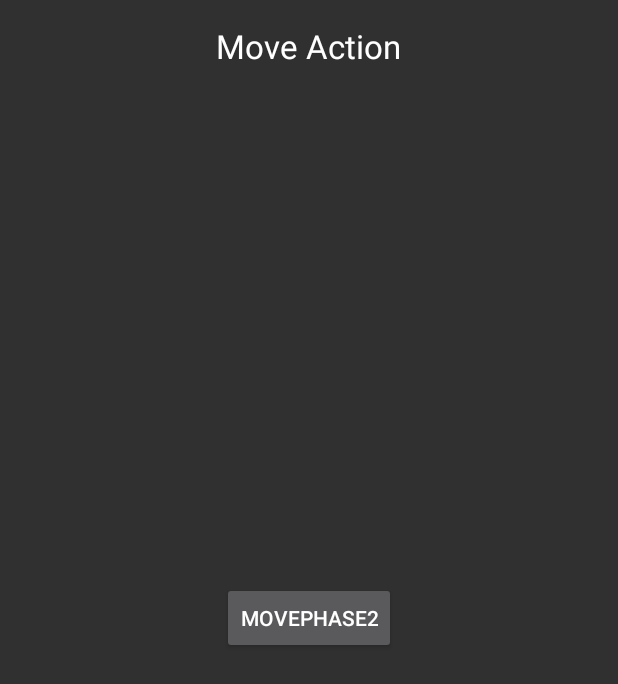
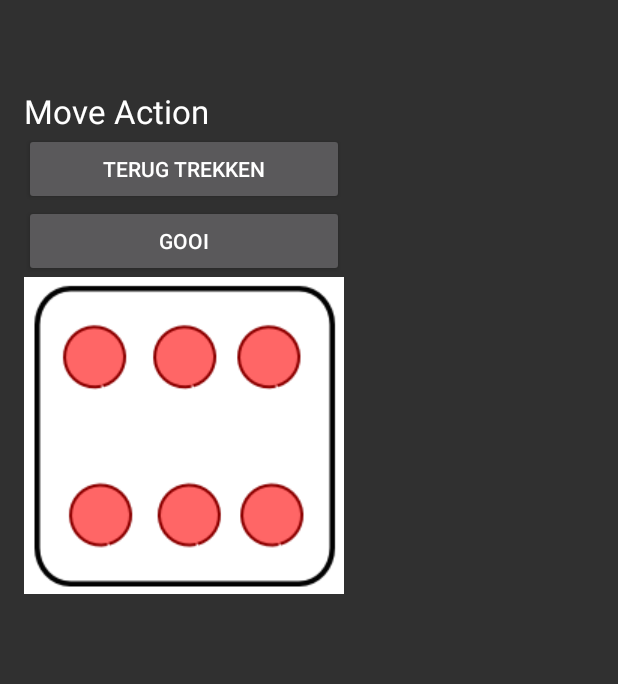
Before and after one commit to henricozondag/RiskElite, an Android app: the MoveAction screen opened directly, with no data from a screen before it, on a phone screen of 412 x 824 dp. Shown: the top 684 px of the screen. Run offline under Robolectric (Android 15) with nearby library versions, the phone set to English and light mode, and no system bars.

Commit message:
Ik kan al 1 dobbelsteen gooien. :)

```diff
--- a/app/src/main/java/mamahetogames/riskelite/MoveAction.java
+++ b/app/src/main/java/mamahetogames/riskelite/MoveAction.java
@@ -1,12 +1,18 @@
 package mamahetogames.riskelite;
 
-import android.content.Intent;
-import android.support.v7.app.AppCompatActivity;
-import android.os.Bundle;
-import android.view.View;
-import android.widget.Button;
+        import android.content.Intent;
+        import android.support.v7.app.AppCompatActivity;
+        import android.os.Bundle;
+        import android.view.View;
+        import android.widget.Button;
+        import android.widget.ImageView;
+
+        import java.util.Random;
 
 public class MoveAction extends AppCompatActivity implements View.OnClickListener{
+
+    int myResult;
+    ImageView imageView2;
 
     @Override
     protected void onCreate(Bundle savedInstanceState) {
@@ -15,6 +21,39 @@ public class MoveAction extends AppCompatActivity implements View.OnClickListene
 
         Button buttonMovePhase2 = (Button) findViewById(R.id.buttonMovePhase2);
         buttonMovePhase2.setOnClickListener(this);
+        Button buttonGooiAttack = (Button) findViewById(R.id.buttonGooiAttack);
+        buttonGooiAttack.setOnClickListener(this);
+        imageView2 = (ImageView)findViewById(R.id.imageView2);;
+    }
+
+    public void rollDice() {
+        myResult = new Random(System.currentTimeMillis()).nextInt(6)+1;
+        switch(myResult){
+            case 1:
+                imageView2.setImageResource(R.mipmap.dice_1);
+                break;
+
+            case 2:
+                imageView2.setImageResource(R.mipmap.dice_2);
+                break;
+
+            case 3:
+                imageView2.setImageResource(R.mipmap.dice_3);
+                break;
+
+            case 4:
+                imageView2.setImageResource(R.mipmap.dice_4);
+                break;
+
+            case 5:
+                imageView2.setImageResource(R.mipmap.dice_5);
+                break;
+
+            case 6:
+                imageView2.setImageResource(R.mipmap.dice_6);
+                break;
+
+        }
     }
 
     @Override
@@ -25,6 +64,9 @@ public class MoveAction extends AppCompatActivity implements View.OnClickListene
                 i = new Intent(this, MovePhase2.class);
                 startActivity(i);
                 break;
+            case R.id.buttonGooiAttack:
+                rollDice();
+                break;
         }
     }
 }
--- a/app/src/main/res/layout/activity_move_action.xml
+++ b/app/src/main/res/layout/activity_move_action.xml
@@ -9,6 +9,14 @@
     android:paddingTop="@dimen/activity_vertical_margin"
     tools:context="mamahetogames.riskelite.MoveAction">
 
+    <TableLayout
+        android:layout_width="match_parent"
+        android:layout_height="match_parent">
+
+        <TableRow
+            android:layout_width="match_parent"
+            android:layout_height="match_parent">
+
             <TextView
                 android:layout_width="wrap_content"
                 android:layout_height="wrap_content"
@@ -16,13 +24,167 @@
                 android:text="Move Action"
                 android:id="@+id/textViewMoveAction"
                 android:layout_alignParentTop="true"
-        android:layout_centerHorizontal="true" />
+                android:layout_alignParentEnd="true"
+                android:layout_marginTop="43dp"
+                android:layout_column="24" />
+        </TableRow>
+
+        <TableRow
+            android:layout_width="match_parent"
+            android:layout_height="match_parent">
+
+        </TableRow>
+
+        <TableRow
+            android:layout_width="wrap_content"
+            android:layout_height="100dp">
+
+        </TableRow>
+
+        <TableRow
+            android:layout_width="match_parent"
+            android:layout_height="match_parent">
 
             <Button
                 android:layout_width="wrap_content"
                 android:layout_height="wrap_content"
-        android:text="MovePhase2"
+                android:text="Terug Trekken"
                 android:id="@+id/buttonMovePhase2"
-        android:layout_centerVertical="true"
-        android:layout_centerHorizontal="true" />
+                android:layout_alignEnd="@+id/textViewMoveAction"
+                android:layout_alignParentBottom="true"
+                android:layout_alignStart="@+id/textViewMoveAction"
+                android:layout_column="24" />
+        </TableRow>
+
+        <TableRow
+            android:layout_width="match_parent"
+            android:layout_height="match_parent">
+
+            <Button
+                style="?android:attr/buttonStyleSmall"
+                android:layout_width="wrap_content"
+                android:layout_height="wrap_content"
+                android:text="Gooi"
+                android:id="@+id/buttonGooiAttack"
+                android:layout_alignEnd="@+id/buttonMovePhase2"
+                android:layout_above="@+id/buttonMovePhase2"
+                android:layout_column="24" />
+        </TableRow>
+
+        <TableRow
+            android:layout_width="match_parent"
+            android:layout_height="match_parent"></TableRow>
+
+        <TableRow
+            android:layout_width="match_parent"
+            android:layout_height="match_parent"></TableRow>
+
+        <TableRow
+            android:layout_width="match_parent"
+            android:layout_height="match_parent"></TableRow>
+
+        <TableRow
+            android:layout_width="match_parent"
+            android:layout_height="match_parent"></TableRow>
+
+        <TableRow
+            android:layout_width="match_parent"
+            android:layout_height="match_parent"></TableRow>
+
+        <TableRow
+            android:layout_width="match_parent"
+            android:layout_height="match_parent"></TableRow>
+
+        <TableRow
+            android:layout_width="match_parent"
+            android:layout_height="match_parent"></TableRow>
+
+        <TableRow
+            android:layout_width="match_parent"
+            android:layout_height="match_parent"></TableRow>
+
+        <TableRow
+            android:layout_width="match_parent"
+            android:layout_height="match_parent"></TableRow>
+
+        <TableRow
+            android:layout_width="match_parent"
+            android:layout_height="match_parent"></TableRow>
+
+        <TableRow
+            android:layout_width="match_parent"
+            android:layout_height="match_parent"></TableRow>
+
+        <TableRow
+            android:layout_width="match_parent"
+            android:layout_height="match_parent"></TableRow>
+
+        <TableRow
+            android:layout_width="match_parent"
+            android:layout_height="match_parent"></TableRow>
+
+        <TableRow
+            android:layout_width="match_parent"
+            android:layout_height="match_parent"></TableRow>
+
+        <TableRow
+            android:layout_width="match_parent"
+            android:layout_height="match_parent">
+
+        </TableRow>
+
+        <TableRow
+            android:layout_width="match_parent"
+            android:layout_height="match_parent"></TableRow>
+
+        <TableRow
+            android:layout_width="match_parent"
+            android:layout_height="match_parent"></TableRow>
+
+        <TableRow
+            android:layout_width="match_parent"
+            android:layout_height="match_parent"></TableRow>
+
+        <TableRow
+            android:layout_width="match_parent"
+            android:layout_height="match_parent"></TableRow>
+
+        <TableRow
+            android:layout_width="match_parent"
+            android:layout_height="match_parent"></TableRow>
+
+        <TableRow
+            android:layout_width="match_parent"
+            android:layout_height="match_parent"></TableRow>
+
+        <TableRow
+            android:layout_width="match_parent"
+            android:layout_height="match_parent">
+
+        </TableRow>
+
+        <TableRow
+            android:layout_width="match_parent"
+            android:layout_height="match_parent"></TableRow>
+
+        <TableRow
+            android:layout_width="match_parent"
+            android:layout_height="match_parent">
+
+        </TableRow>
+
+        <TableRow
+            android:layout_width="match_parent"
+            android:layout_height="match_parent">
+
+            <ImageView
+                android:layout_width="wrap_content"
+                android:layout_height="wrap_content"
+                android:id="@+id/imageView2"
+                android:layout_column="24"
+                android:src="@mipmap/dice_6" />
+        </TableRow>
+
+    </TableLayout>
+
 </RelativeLayout>
--- a/app/src/main/res/values/strings.xml
+++ b/app/src/main/res/values/strings.xml
@@ -1,3 +1,12 @@
 <resources>
     <string name="app_name">RiskElite</string>
+
+    <string name="country_prompt">Country</string>
+
+    <string-array name="number_of_dices">
+        <item>1</item>
+        <item>2</item>
+        <item>3</item>
+    </string-array>
+
 </resources>
```
Also changed, not shown: app/src/main/res/mipmap-mdpi/dice_1.png (added), app/src/main/res/mipmap-mdpi/dice_2.png (added), app/src/main/res/mipmap-mdpi/dice_3.png (added), app/src/main/res/mipmap-mdpi/dice_4.png (added), app/src/main/res/mipmap-mdpi/dice_5.png (added), app/src/main/res/mipmap-mdpi/dice_6.png (added). Lines whose indentation alone changed are shown as unchanged.
